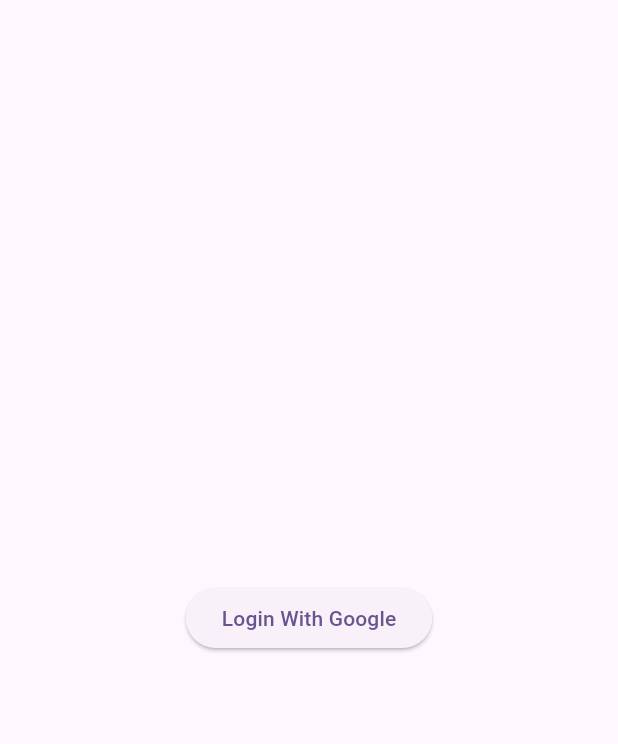
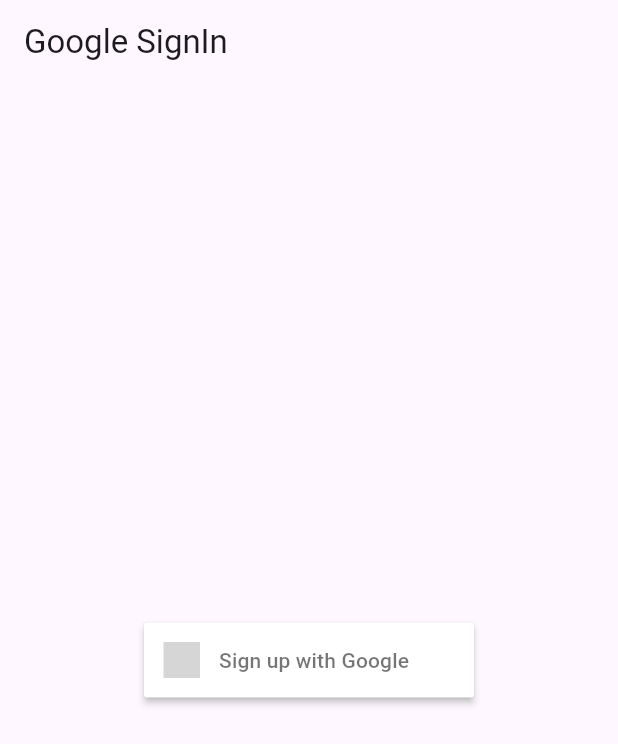
Before and after one commit to YadavYashvant/CodevX, a Flutter app: the screen it shows after launch, on a phone screen of 412 x 824 dp. Shown: the top 744 px of the screen. Run offline on Flutter 3.47's test engine with Material 3 defaults, Android fonts, the light colour scheme and no system bars; drawn by our look-alikes of sign_in_button; our stand-ins replace firebase_auth, firebase_core; accounts and stored records are empty; grey boxes are pictures that could not be loaded.

Commit message:
google signin works!

```diff
--- a/lib/main.dart
+++ b/lib/main.dart
@@ -1,7 +1,14 @@
-import 'package:codevx/screen/login_page.dart';
+import 'package:codevx/firebase_options.dart';
+import 'package:codevx/pages/home_page.dart';
+import 'package:firebase_core/firebase_core.dart';
 import 'package:flutter/material.dart';
 
-void main() {
+void main() async {
+  WidgetsFlutterBinding.ensureInitialized();
+  await Firebase.initializeApp(
+    options: DefaultFirebaseOptions.currentPlatform,
+  );
+
   runApp(const MyApp());
 }
 
@@ -12,12 +19,13 @@
   @override
   Widget build(BuildContext context) {
     return MaterialApp(
+      debugShowCheckedModeBanner: false,
       title: 'Codev',
       theme: ThemeData(
         colorScheme: ColorScheme.fromSeed(seedColor: Colors.deepPurple),
         useMaterial3: true,
       ),
-      home: const LoginPage(),
+      home: const HomePage(),
     );
   }
 }
--- /dev/null
+++ b/lib/pages/home_page.dart
@@ -0,0 +1,89 @@
+import 'package:firebase_auth/firebase_auth.dart';
+import 'package:flutter/material.dart';
+import 'package:sign_in_button/sign_in_button.dart';
+// import 'package:flutter/cupertino.dart';
+
+class HomePage extends StatefulWidget {
+  const HomePage({super.key});
+
+  @override
+  State<HomePage> createState() => _HomePageState();
+}
+
+class _HomePageState extends State<HomePage> {
+  final FirebaseAuth _auth = FirebaseAuth.instance;
+
+  User? _user;
+
+  @override
+  void initState() {
+    super.initState();
+    _auth.authStateChanges().listen((event) {
+      setState(() {
+        _user = event;
+      });
+    });
+  }
+
+  @override
+  Widget build(BuildContext context) {
+    return Scaffold(
+      appBar: AppBar(
+        title: const Text("Google SignIn"),
+      ),
+      body: _user != null ? _userInfo() : _googleSignInButton(),
+    );
+  }
+
+  Widget _googleSignInButton() {
+    return Center(
+      child: SizedBox(
+        height: 50,
+        child: SignInButton(
+          Buttons.google,
+          text: "Sign up with Google",
+          onPressed: _handleGoogleSignIn,
+        ),
+      ),
+    );
+  }
+
+  Widget _userInfo() {
+    return SizedBox(
+      width: MediaQuery.of(context).size.width,
+      child: Column(
+        mainAxisAlignment: MainAxisAlignment.center,
+        crossAxisAlignment: CrossAxisAlignment.center,
+        mainAxisSize: MainAxisSize.max,
+        children: [
+          Container(
+            height: 100,
+            width: 100,
+            decoration: BoxDecoration(
+              image: DecorationImage(
+                image: NetworkImage(_user!.photoURL!),
+              ),
+            ),
+          ),
+          Text(_user!.email!),
+          Text(_user!.displayName ?? ""),
+          MaterialButton(
+            color: Colors.red,
+            child: const Text("Sign Out"),
+            onPressed: _auth.signOut,
+          )
+        ],
+      ),
+    );
+  }
+
+  void _handleGoogleSignIn() {
+    try {
+      GoogleAuthProvider _googleAuthProvider = GoogleAuthProvider();
+      _auth.signInWithProvider(_googleAuthProvider);
+      print(_user?.displayName);
+    } catch (error) {
+      print(error);
+    }
+  }
+}
--- a/lib/screen/login_page.dart
+++ /dev/null
@@ -1,34 +0,0 @@
-import 'package:firebase_auth/firebase_auth.dart';
-import 'package:flutter/material.dart';
-import 'package:google_sign_in/google_sign_in.dart';
-
-class LoginPage extends StatelessWidget {
-  const LoginPage({super.key});
-
-  @override
-  Widget build(BuildContext context) {
-    return Scaffold(
-      body: Center(
-        child: ElevatedButton(
-            onPressed: () {
-              signInWithGoogle();
-            },
-            child: const Text("Login With Google")),
-      ),
-    );
-  }
-
-  signInWithGoogle() async {
-    GoogleSignInAccount? googleUser = await GoogleSignIn().signIn();
-
-    GoogleSignInAuthentication? googleAuth = await googleUser?.authentication;
-
-    AuthCredential credential = GoogleAuthProvider.credential(
-        accessToken: googleAuth?.accessToken, idToken: googleAuth?.idToken);
-
-    UserCredential userCredential =
-        await FirebaseAuth.instance.signInWithCredential(credential);
-
-    print(userCredential.user?.displayName);
-  }
-}
```
Also changed, not shown: pubspec.yaml (+3 -5 lines), lib/firebase_options.dart, pubspec.lock, 2 other files.
